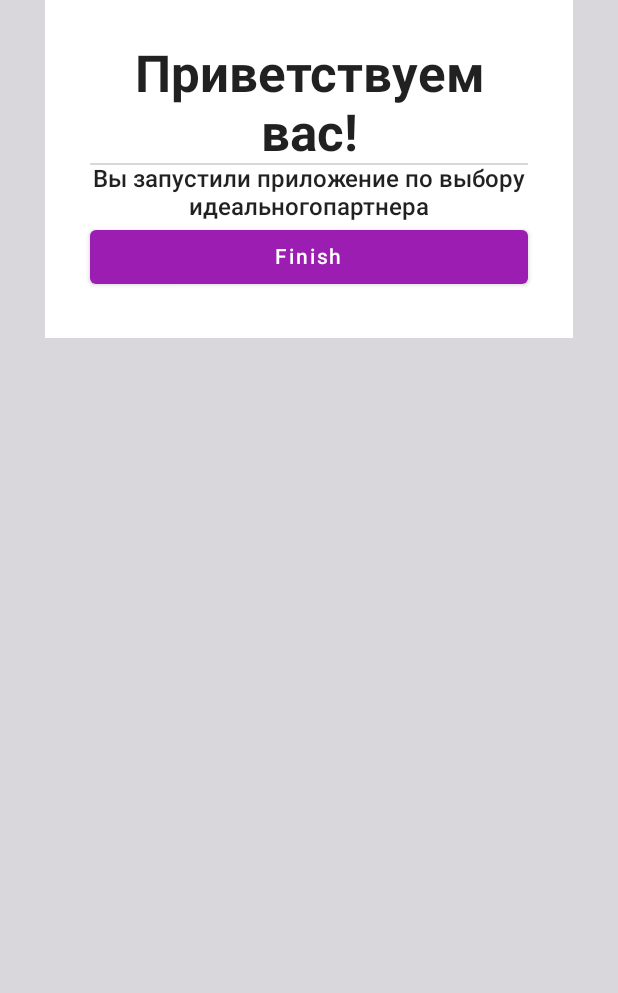
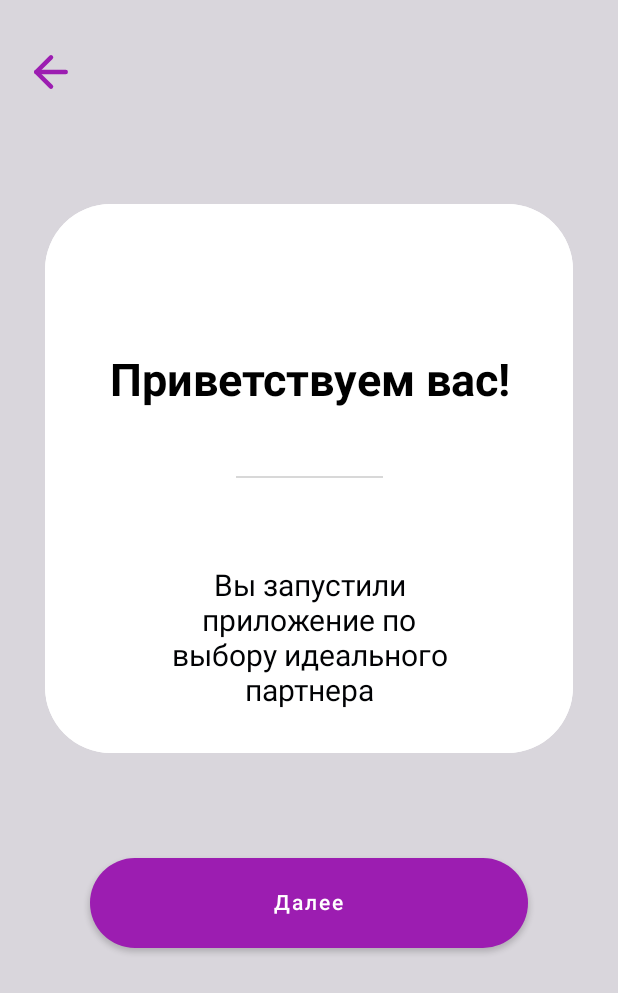
Before and after one commit to Danik911/DatingAppCompose, an Android app built with Jetpack Compose: the screen it shows after launch (MainActivity), on a phone screen of 412 x 824 dp. Shown: the top 993 px of the screen. Run offline under Robolectric (Android 15) with nearby library versions, the phone set to English and light mode, and no system bars; our stand-ins replace accompanist.

Commit message:
Implement Horizontal Pager

```diff
--- a/app/src/main/java/com/example/datingappcompose/domain/model/WelcomePage.kt
+++ b/app/src/main/java/com/example/datingappcompose/domain/model/WelcomePage.kt
@@ -11,19 +11,29 @@ sealed class WelcomePage(
 ) {
     object First : WelcomePage(
         title = "Приветствуем вас!",
-        description = "Вы запустили приложение по выбору идеальногопартнера",
+        description = "Вы запустили приложение по выбору идеального партнера",
         buttonText = "Далее"
     )
 
     object Second : WelcomePage(
-        title = "Explore",
-        description = "Find your favorite heroes and learn some of the things that you didn't know about.",
+        title = "Пожалуйста...",
+        description = "Отнеситесь к этому тесту серьезно. От него будет зависеть выбор вашего партнера.",
         buttonText = "Далее"
     )
 
     object Third : WelcomePage(
-        title = "Power",
-        description = "Check out your hero's power and  see how much are they strong comparing to others.",
+        title = "Внимание!",
+        description = "Вы выглядите превосходно!",
         buttonText = "Далее"
     )
+    object Forth : WelcomePage(
+        title = "Ответьте на 5 вопросов",
+        description = "Это даст понять как вы любите проводить свободное время",
+        buttonText = "Далее"
+    )
+    object Fifth : WelcomePage(
+        title = "Вы готовы?",
+        description = "Встретить свою любовь",
+        buttonText = "Поехали!"
+    )
 }
--- a/app/src/main/java/com/example/datingappcompose/presentation/screens/welcome/WelcomeScreen.kt
+++ b/app/src/main/java/com/example/datingappcompose/presentation/screens/welcome/WelcomeScreen.kt
@@ -1,33 +1,26 @@
 package com.example.datingappcompose.presentation.screens.welcome
 
-import androidx.compose.animation.AnimatedVisibility
 import androidx.compose.foundation.Image
 import androidx.compose.foundation.background
 import androidx.compose.foundation.layout.*
-import androidx.compose.material.Button
-import androidx.compose.material.ButtonDefaults
-import androidx.compose.material.MaterialTheme
-import androidx.compose.material.Text
+import androidx.compose.foundation.shape.RoundedCornerShape
+import androidx.compose.material.*
 import androidx.compose.runtime.Composable
 import androidx.compose.ui.Alignment
 import androidx.compose.ui.Modifier
-import androidx.compose.ui.graphics.BlendMode.Companion.Color
+import androidx.compose.ui.graphics.Color.Companion.Black
 import androidx.compose.ui.graphics.Color.Companion.White
 import androidx.compose.ui.res.painterResource
-import androidx.compose.ui.res.stringResource
 import androidx.compose.ui.text.font.FontWeight
 import androidx.compose.ui.text.style.TextAlign
 import androidx.compose.ui.tooling.preview.Preview
 import androidx.compose.ui.unit.dp
-import androidx.hilt.navigation.compose.hiltViewModel
+import androidx.compose.ui.unit.sp
 import androidx.navigation.NavHostController
 import com.example.datingappcompose.R
 import com.example.datingappcompose.domain.model.WelcomePage
-import com.example.datingappcompose.navigation.Screen
-import com.example.datingappcompose.ui.theme.AccentColor
-import com.example.datingappcompose.ui.theme.HORIZONTAL_PAGER_COUNT
-import com.example.datingappcompose.ui.theme.StrokeColor
-import com.example.datingappcompose.ui.theme.WelcomeBackgroundColor
+import com.example.datingappcompose.ui.theme.*
+import com.example.datingappcompose.util.Constants.HORIZONTAL_PAGER_COUNT
 import com.google.accompanist.pager.*
 
 
@@ -39,24 +32,18 @@ fun WelcomeScreen(
     val pages = listOf(
         WelcomePage.First,
         WelcomePage.Second,
-        WelcomePage.Third
+        WelcomePage.Third,
+        WelcomePage.Forth,
+        WelcomePage.Fifth
     )
     val pagerState = rememberPagerState()
 
-    Column(
-        modifier = Modifier
-            .fillMaxSize()
-            .background(color = WelcomeBackgroundColor)
-            .padding(start = 30.dp, end = 30.dp),
-        horizontalAlignment = Alignment.CenterHorizontally
-    ) {
     HorizontalPager(
-            modifier = Modifier.weight(10f),
         count = HORIZONTAL_PAGER_COUNT,
         state = pagerState,
-            verticalAlignment = Alignment.Top
+        verticalAlignment = Alignment.Bottom
     ) { position ->
-            PagerScreen(WelcomePage = pages[position], modifier = Modifier)
+        PagerScreen(welcomePage = pages[position], modifier = Modifier, onClickFinish = {})
     }
 
     /*   FinishButton(pagerState = pagerState, modifier = Modifier.weight(1f)) {
@@ -66,10 +53,29 @@ fun WelcomeScreen(
 }
 
 
+@Composable
+fun PagerScreen(welcomePage: WelcomePage, modifier: Modifier, onClickFinish: () -> Unit) {
+    Column(
+        modifier = Modifier
+            .fillMaxHeight()
+            .background(color = WelcomeBackgroundColor),
+
+        ) {
+        IconButton(onClick = {}) {
+            Icon(
+                modifier = Modifier.padding(start = 6.dp, top = 20.dp),
+                tint = AccentColor,
+                painter = painterResource(id = R.drawable.ic_icon_arrow_left),
+                contentDescription = "Back icon"
+            )
         }
+        Surface(
+            modifier = Modifier
+                .padding(start = 30.dp, end = 30.dp, top = 60.dp, bottom = 70.dp),
+            shape = RoundedCornerShape(Shapes.pagerShape),
 
-@Composable
-fun PagerScreen(WelcomePage: WelcomePage, modifier: Modifier) {
+
+            ) {
             Column(
                 modifier = Modifier
                     .fillMaxWidth()
@@ -81,16 +87,17 @@ fun PagerScreen(WelcomePage: WelcomePage, modifier: Modifier) {
 
                 Text(
                     modifier = Modifier
-                .fillMaxWidth(),
-            text = WelcomePage.title,
-            //color = MaterialTheme.colors.titleColor,
-            fontSize = MaterialTheme.typography.h4.fontSize,
+                        .fillMaxWidth()
+                        .padding(top = 70.dp, bottom = 46.dp),
+                    text = welcomePage.title,
+                    color = Black,
+                    fontSize = 30.sp,
                     fontWeight = FontWeight.Bold,
                     textAlign = TextAlign.Center
                 )
                 Row(
                     modifier = Modifier
-                .fillMaxWidth()
+                        .width(98.dp)
                         .background(StrokeColor)
                         .height(1.dp)
                 ) {
@@ -98,35 +105,42 @@ fun PagerScreen(WelcomePage: WelcomePage, modifier: Modifier) {
                 }
                 Text(
                     modifier = Modifier
-                .fillMaxWidth(),
-            text = WelcomePage.description,
-            //color = MaterialTheme.colors.descriptionColor,
-            fontSize = MaterialTheme.typography.subtitle1.fontSize,
-            fontWeight = FontWeight.Medium,
+                        .fillMaxWidth()
+                        .padding(top = 60.dp, start = 42.dp, end = 42.dp),
+                    text = welcomePage.description,
+                    color = BodyColor,
+                    fontSize = 20.sp,
                     textAlign = TextAlign.Center
                 )
-        FinishButton() {
 
             }
 
         }
+        FinishButton(modifier = Modifier, onClickFinish = onClickFinish, welcomePage = welcomePage)
+    }
+
+
 }
 
 @OptIn(ExperimentalPagerApi::class)
 @Composable
-fun FinishButton(onClickFinish: () -> Unit) {
+fun FinishButton(onClickFinish: () -> Unit, modifier: Modifier, welcomePage: WelcomePage) {
     Row(
-        modifier = Modifier
+        modifier = modifier
             .fillMaxWidth()
-        //.padding(horizontal = PADDING_EXTRA_LARGE)
+            .padding(start = 60.dp, end = 60.dp)
+
+
     ) {
 
         Button(
-            modifier = Modifier.fillMaxWidth(),
+            modifier = modifier
+                .size(width = 300.dp, height = 60.dp),
             onClick = onClickFinish,
-            colors = ButtonDefaults.buttonColors(AccentColor)
+            colors = ButtonDefaults.buttonColors(AccentColor),
+            shape = RoundedCornerShape(Shapes.buttonShape),
         ) {
-            Text(text = "Finish", color = White)
+            Text(text = welcomePage.buttonText, color = White)
         }
     }
 
@@ -137,7 +151,7 @@ fun FinishButton(onClickFinish: () -> Unit) {
 @Preview(showBackground = true)
 fun WelcomeScreenPreview() {
     Column(modifier = Modifier) {
-        PagerScreen(WelcomePage = WelcomePage.First, modifier = Modifier)
+        PagerScreen(welcomePage = WelcomePage.First, modifier = Modifier, onClickFinish = {})
     }
 
 }
--- a/app/src/main/java/com/example/datingappcompose/ui/theme/Color.kt
+++ b/app/src/main/java/com/example/datingappcompose/ui/theme/Color.kt
@@ -11,3 +11,5 @@ val Teal200 = Color(0xFF03DAC5)
 val WelcomeBackgroundColor = Color(0xFFD9D6DC)
 val AccentColor = Color(0xFF9C1DB1)
 val StrokeColor = Color(0xFFD8D8D8)
+
+val BodyColor = Color(0xFF010204)
--- a/app/src/main/java/com/example/datingappcompose/ui/theme/Dimens.kt
+++ b/app/src/main/java/com/example/datingappcompose/ui/theme/Dimens.kt
@@ -1,3 +1,7 @@
 package com.example.datingappcompose.ui.theme
 
-val HORIZONTAL_PAGER_COUNT = 3
+import androidx.compose.ui.unit.dp
+
+
+
+val PAGER_SURFACE_HEIGHT = 460.dp
--- a/app/src/main/java/com/example/datingappcompose/ui/theme/Shape.kt
+++ b/app/src/main/java/com/example/datingappcompose/ui/theme/Shape.kt
@@ -2,10 +2,15 @@ package com.example.datingappcompose.ui.theme
 
 import androidx.compose.foundation.shape.RoundedCornerShape
 import androidx.compose.material.Shapes
+import androidx.compose.ui.unit.Dp
 import androidx.compose.ui.unit.dp
 
 val Shapes = Shapes(
     small = RoundedCornerShape(4.dp),
     medium = RoundedCornerShape(4.dp),
-    large = RoundedCornerShape(0.dp)
+    large = RoundedCornerShape(0.dp),
 )
+val Shapes.pagerShape: Dp
+    get() = 44.dp
+val Shapes.buttonShape: Dp
+    get() = 30.dp
--- /dev/null
+++ b/app/src/main/java/com/example/datingappcompose/util/Constants.kt
@@ -0,0 +1,5 @@
+package com.example.datingappcompose.util
+
+object Constants {
+    const val HORIZONTAL_PAGER_COUNT = 5
+}
--- /dev/null
+++ b/app/src/main/res/drawable/ic_icon_arrow_left.xml
@@ -0,0 +1,20 @@
+<vector xmlns:android="http://schemas.android.com/apk/res/android"
+    android:width="56dp"
+    android:height="56dp"
+    android:viewportWidth="56"
+    android:viewportHeight="56">
+  <path
+      android:pathData="M37.8002,28H18.2002"
+      android:strokeLineJoin="round"
+      android:strokeWidth="3"
+      android:fillColor="#00000000"
+      android:strokeColor="#9C1DB1"
+      android:strokeLineCap="round"/>
+  <path
+      android:pathData="M28.0002,37.8L18.2002,28L28.0002,18.2"
+      android:strokeLineJoin="round"
+      android:strokeWidth="3"
+      android:fillColor="#00000000"
+      android:strokeColor="#9C1DB1"
+      android:strokeLineCap="round"/>
+</vector>
```
Lines whose indentation alone changed are shown as unchanged.
